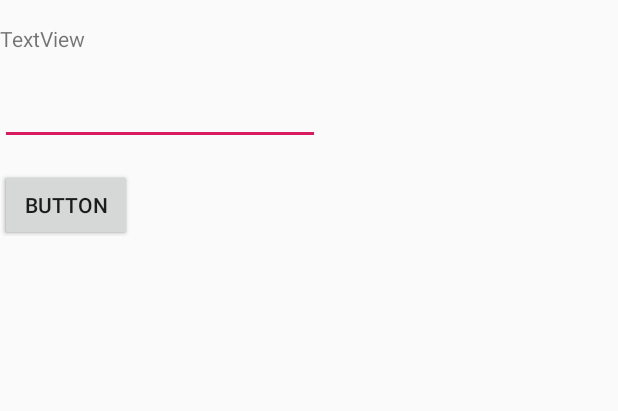
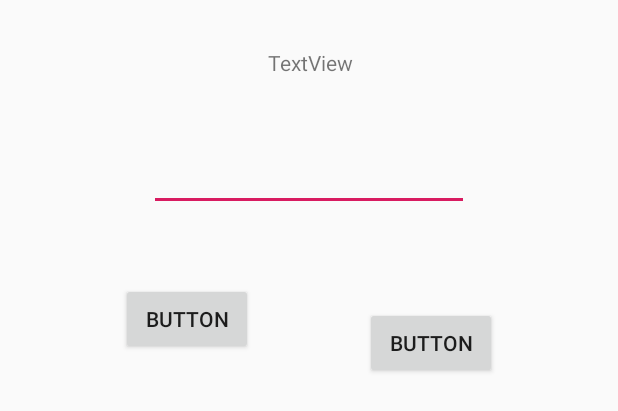
Before and after one commit to ChrisEddy/school-work, an Android app: the layout activity_main.xml on its own in the app's theme, with its tools: preview values and no code run, on a phone screen of 412 x 824 dp. Shown: the top 411 px of the screen. Run offline under Robolectric (Android 15) with nearby library versions, the phone set to English and light mode, and no system bars.

Commit message:
lab 3 mobile apps

```diff
--- a/ICS224-MobileApps/lab3/app/src/main/res/layout/activity_main.xml
+++ b/ICS224-MobileApps/lab3/app/src/main/res/layout/activity_main.xml
@@ -7,40 +7,71 @@
     tools:context=".MainActivity">
 
     <TextView
-        android:id="@+id/textView"
+        android:id="@+id/converterLabel"
         android:layout_width="wrap_content"
         android:layout_height="wrap_content"
+        android:layout_marginStart="177dp"
+        android:layout_marginLeft="177dp"
         android:layout_marginTop="16dp"
+        android:layout_marginEnd="176dp"
+        android:layout_marginRight="176dp"
+        android:layout_marginBottom="11dp"
         android:text="TextView"
-        app:layout_constraintTop_toTopOf="parent"
-        tools:layout_editor_absoluteX="176dp" />
+        app:layout_constraintBottom_toTopOf="@+id/converterField"
+        app:layout_constraintEnd_toEndOf="parent"
+        app:layout_constraintStart_toStartOf="parent"
+        app:layout_constraintTop_toTopOf="parent" />
 
     <EditText
-        android:id="@+id/editText"
+        android:id="@+id/converterField"
         android:layout_width="wrap_content"
         android:layout_height="wrap_content"
+        android:layout_marginStart="99dp"
+        android:layout_marginLeft="99dp"
         android:layout_marginTop="16dp"
+        android:layout_marginEnd="99dp"
+        android:layout_marginRight="99dp"
+        android:layout_marginBottom="16dp"
         android:ems="10"
         android:inputType="numberDecimal"
-        app:layout_constraintTop_toBottomOf="@+id/textView"
-        tools:layout_editor_absoluteX="99dp" />
+        app:layout_constraintBottom_toTopOf="@+id/leftButton"
+        app:layout_constraintEnd_toEndOf="parent"
+        app:layout_constraintStart_toStartOf="parent"
+        app:layout_constraintTop_toBottomOf="@+id/converterLabel" />
 
     <Button
-        android:id="@+id/button3"
+        android:id="@+id/leftButton"
         android:layout_width="wrap_content"
         android:layout_height="wrap_content"
+        android:layout_marginStart="99dp"
+        android:layout_marginLeft="99dp"
         android:layout_marginTop="16dp"
+        android:layout_marginEnd="37dp"
+        android:layout_marginRight="37dp"
+        android:layout_marginBottom="571dp"
+        android:onClick="leftButton"
         android:text="Button"
-        app:layout_constraintTop_toBottomOf="@+id/editText"
-        tools:layout_editor_absoluteX="99dp" />
+        app:layout_constraintBottom_toBottomOf="parent"
+        app:layout_constraintEnd_toStartOf="@+id/rightButton"
+        app:layout_constraintStart_toStartOf="parent"
+        app:layout_constraintTop_toBottomOf="@+id/converterField" />
 
     <Button
-        android:id="@+id/button4"
+        android:id="@+id/rightButton"
         android:layout_width="wrap_content"
         android:layout_height="wrap_content"
+        android:layout_marginStart="37dp"
+        android:layout_marginLeft="37dp"
         android:layout_marginTop="16dp"
+        android:layout_marginEnd="99dp"
+        android:layout_marginRight="99dp"
+        android:layout_marginBottom="571dp"
+        android:onClick="rightButton"
         android:text="Button"
-        app:layout_constraintTop_toBottomOf="@+id/editText"
-        tools:layout_editor_absoluteX="224dp" />
+        app:layout_constraintBottom_toBottomOf="parent"
+        app:layout_constraintEnd_toEndOf="parent"
+        app:layout_constraintStart_toEndOf="@+id/leftButton"
+        app:layout_constraintTop_toBottomOf="@+id/converterField"
+        app:layout_constraintVertical_bias="1.0" />
 
 </android.support.constraint.ConstraintLayout>
```
